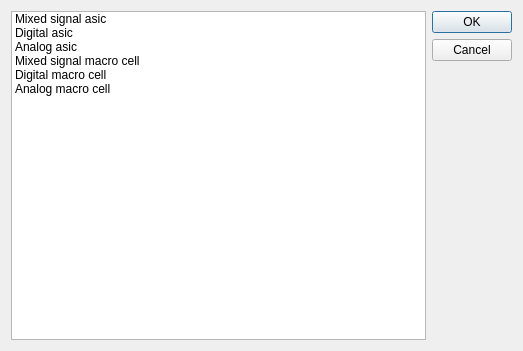
Before: the Qt Designer form templates.ui in libresilicon/qtflow, drawn with Qt 5.
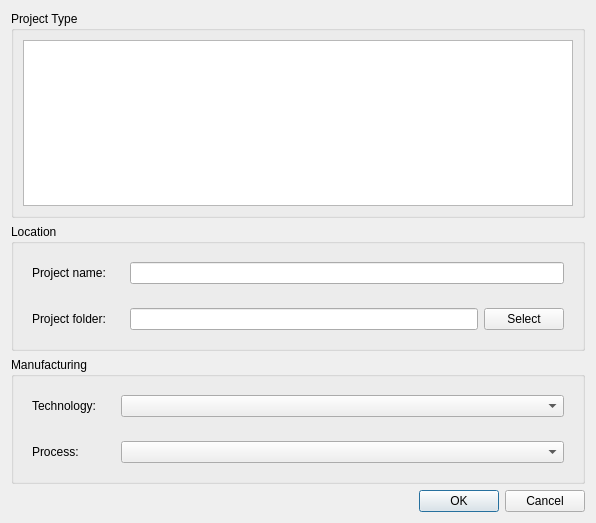
After: the same form once the commit is applied.

```diff
--- a/templates.ui
+++ b/templates.ui
@@ -6,56 +6,175 @@
    <rect>
     <x>0</x>
     <y>0</y>
-    <width>523</width>
-    <height>351</height>
+    <width>596</width>
+    <height>523</height>
    </rect>
   </property>
   <property name="windowTitle">
    <string>Dialog</string>
   </property>
-  <layout class="QHBoxLayout" name="horizontalLayout" stretch="4,1">
+  <layout class="QVBoxLayout" name="verticalLayout_2">
+   <item>
+    <widget class="QGroupBox" name="groupBox">
+     <property name="title">
+      <string>Project Type</string>
+     </property>
+     <layout class="QVBoxLayout" name="verticalLayout">
    <item>
     <widget class="QListWidget" name="listWidget">
      <property name="currentRow">
       <number>-1</number>
      </property>
+       </widget>
+      </item>
+     </layout>
+    </widget>
+   </item>
      <item>
-      <property name="text">
-       <string>Mixed signal asic</string>
-      </property>
-     </item>
+    <widget class="QGroupBox" name="groupBox_2">
+     <property name="title">
+      <string>Location</string>
+     </property>
+     <layout class="QFormLayout" name="formLayout">
+      <item row="0" column="1">
+       <widget class="QWidget" name="widget_2" native="true">
+        <layout class="QHBoxLayout" name="horizontalLayout_2">
+         <item>
+          <widget class="QLineEdit" name="projectName"/>
+         </item>
+        </layout>
+       </widget>
+      </item>
+      <item row="3" column="1">
+       <widget class="QWidget" name="widget" native="true">
+        <property name="minimumSize">
+         <size>
+          <width>100</width>
+          <height>0</height>
+         </size>
+        </property>
+        <layout class="QHBoxLayout" name="horizontalLayout">
      <item>
+          <widget class="QLineEdit" name="projectPath"/>
+         </item>
+         <item>
+          <widget class="QPushButton" name="pushPath">
       <property name="text">
-       <string>Digital asic</string>
-      </property>
-     </item>
+            <string>Select</string>
+           </property>
+          </widget>
+         </item>
+        </layout>
+       </widget>
+      </item>
+      <item row="0" column="0">
+       <widget class="QWidget" name="widget_3" native="true">
+        <property name="minimumSize">
+         <size>
+          <width>0</width>
+          <height>0</height>
+         </size>
+        </property>
+        <layout class="QVBoxLayout" name="verticalLayout_3">
      <item>
+          <widget class="QLabel" name="label">
       <property name="text">
-       <string>Analog asic</string>
-      </property>
-     </item>
+            <string>Project name:</string>
+           </property>
+          </widget>
+         </item>
+        </layout>
+       </widget>
+      </item>
+      <item row="3" column="0">
+       <widget class="QWidget" name="widget_4" native="true">
+        <property name="minimumSize">
+         <size>
+          <width>0</width>
+          <height>0</height>
+         </size>
+        </property>
+        <layout class="QVBoxLayout" name="verticalLayout_4">
      <item>
+          <widget class="QLabel" name="label_2">
       <property name="text">
-       <string>Mixed signal macro cell</string>
-      </property>
-     </item>
+            <string>Project folder:</string>
+           </property>
+          </widget>
+         </item>
+        </layout>
+       </widget>
+      </item>
+     </layout>
+    </widget>
+   </item>
      <item>
+    <widget class="QGroupBox" name="groupBox_3">
+     <property name="title">
+      <string>Manufacturing</string>
+     </property>
+     <layout class="QFormLayout" name="formLayout_2">
+      <item row="0" column="1">
+       <widget class="QWidget" name="widget_5" native="true">
+        <layout class="QHBoxLayout" name="horizontalLayout_3">
+         <item>
+          <widget class="QComboBox" name="comboTechnology"/>
+         </item>
+        </layout>
+       </widget>
+      </item>
+      <item row="0" column="0">
+       <widget class="QWidget" name="widget_7" native="true">
+        <property name="minimumSize">
+         <size>
+          <width>0</width>
+          <height>0</height>
+         </size>
+        </property>
+        <layout class="QVBoxLayout" name="verticalLayout_5">
+         <item>
+          <widget class="QLabel" name="label_3">
       <property name="text">
-       <string>Digital macro cell</string>
-      </property>
-     </item>
+            <string>Technology:</string>
+           </property>
+          </widget>
+         </item>
+        </layout>
+       </widget>
+      </item>
+      <item row="3" column="0">
+       <widget class="QWidget" name="widget_8" native="true">
+        <property name="minimumSize">
+         <size>
+          <width>0</width>
+          <height>0</height>
+         </size>
+        </property>
+        <layout class="QVBoxLayout" name="verticalLayout_6">
      <item>
+          <widget class="QLabel" name="label_4">
       <property name="text">
-       <string>Analog macro cell</string>
-      </property>
-     </item>
+            <string>Process:</string>
+           </property>
+          </widget>
+         </item>
+        </layout>
+       </widget>
+      </item>
+      <item row="3" column="1">
+       <widget class="QWidget" name="widget_6" native="true">
+        <layout class="QHBoxLayout" name="horizontalLayout_4">
+         <item>
+          <widget class="QComboBox" name="comboProcess"/>
+         </item>
+        </layout>
+       </widget>
+      </item>
+     </layout>
     </widget>
    </item>
    <item>
     <widget class="QDialogButtonBox" name="buttonBox">
-     <property name="orientation">
-      <enum>Qt::Vertical</enum>
-     </property>
      <property name="standardButtons">
       <set>QDialogButtonBox::Cancel|QDialogButtonBox::Ok</set>
      </property>
```
Left out of the diff: 35 changed lines with no effect on the pictures. Lines whose indentation alone changed are shown as unchanged.
